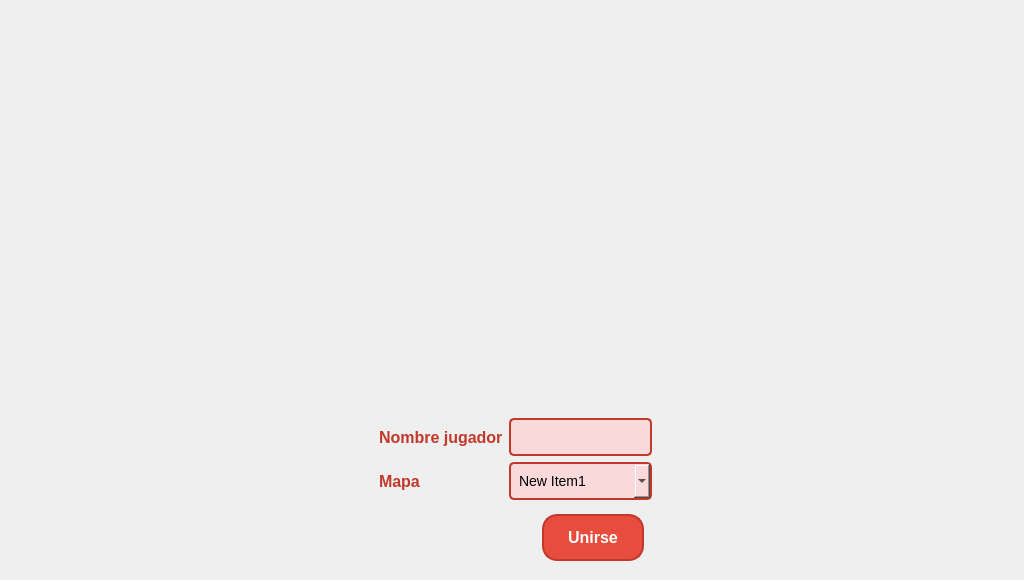
This is client/lobby/ui/crear_partida.ui in ManusaRivi/taller-tp-worms as Qt 5 draws it before an edit. The edited form follows.
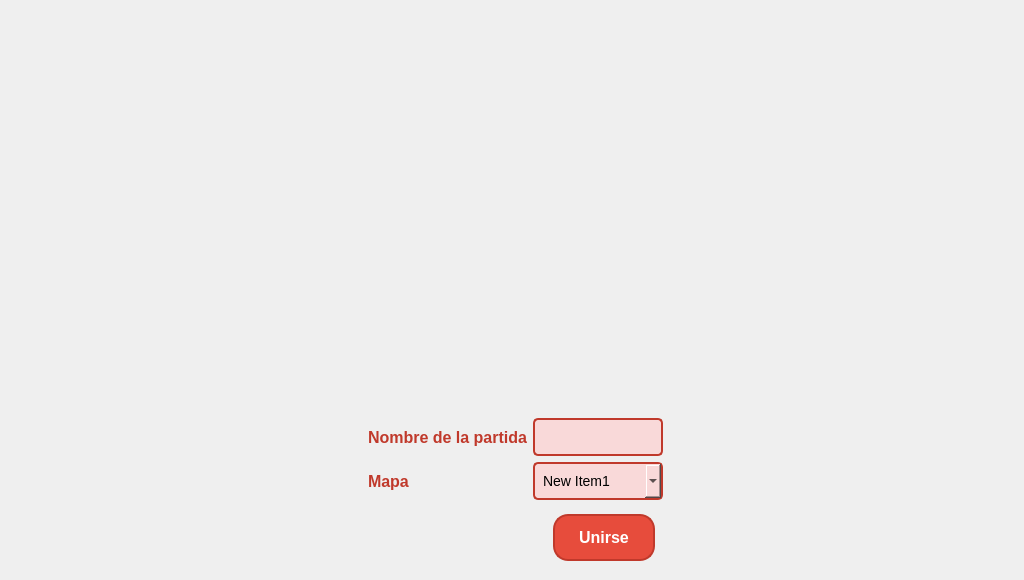
This is the edited form. Icons and pictures are not drawn.

Commit message: Se cambia el ui de crear partida para ponerle nombre a la partida

```diff
--- a/client/lobby/ui/crear_partida.ui
+++ b/client/lobby/ui/crear_partida.ui
@@ -135,7 +135,7 @@
          <item>
           <widget class="QLabel" name="label">
            <property name="text">
-            <string>Nombre jugador</string>
+            <string>Nombre de la partida</string>
            </property>
           </widget>
          </item>
```
